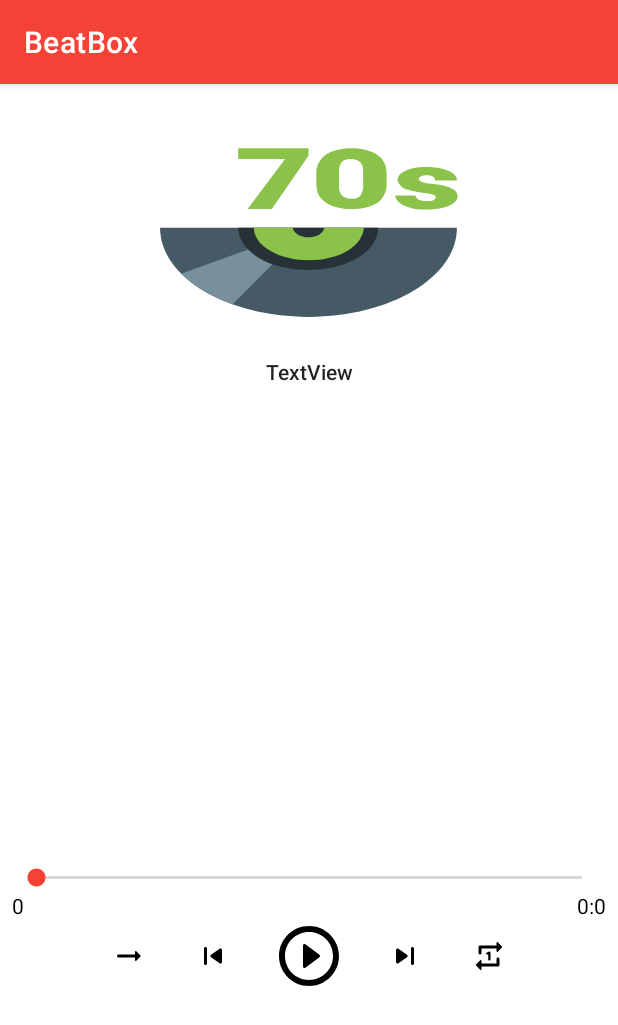
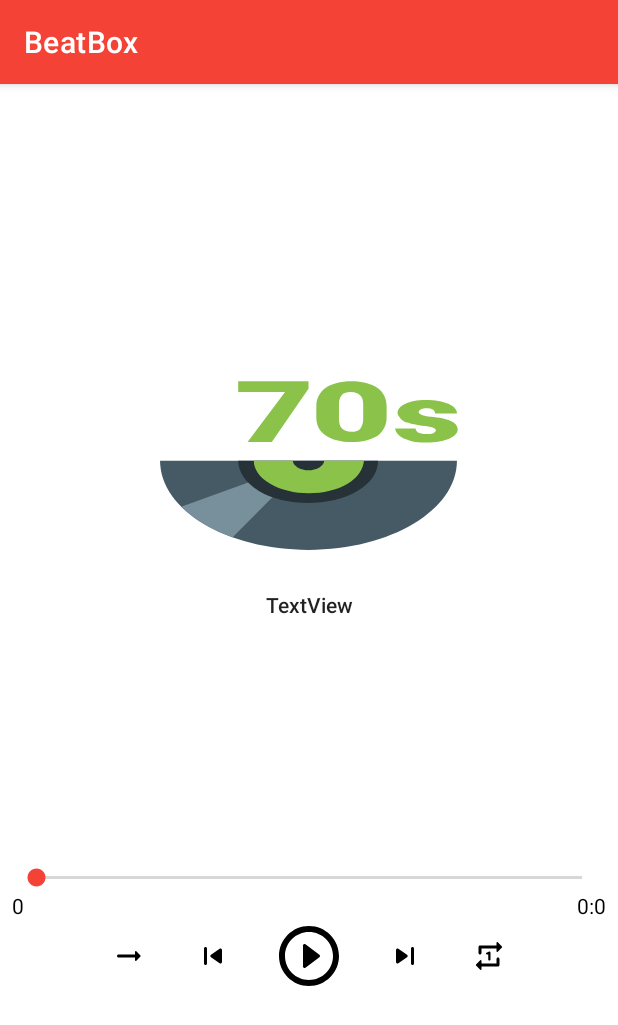
Before and after one commit to SanaNazariNezhad/BeatBox, an Android app: the BeatBoxDetailFragment screen opened directly, with no data from a screen before it, on a phone screen of 412 x 824 dp. Shown: the top 1025 px of the screen. Run offline under Robolectric (Android 15) with nearby library versions, the phone set to English and light mode, and no system bars; 11 statements that could not run were skipped.

Commit message:
change app logo

```diff
--- a/app/src/main/AndroidManifest.xml
+++ b/app/src/main/AndroidManifest.xml
@@ -5,9 +5,9 @@
 
     <application
         android:allowBackup="true"
-        android:icon="@mipmap/ic_launcher"
+        android:icon="@mipmap/ic_launcher_logo"
         android:label="@string/app_name"
-        android:roundIcon="@mipmap/ic_launcher_round"
+        android:roundIcon="@mipmap/ic_launcher_logo_round"
         android:supportsRtl="true"
         android:theme="@style/AppTheme">
         <activity android:name=".controller.activity.BeatBoxDetailActivity"></activity>
--- a/app/src/main/res/layout/fragment_beat_box_detail.xml
+++ b/app/src/main/res/layout/fragment_beat_box_detail.xml
@@ -11,7 +11,7 @@
         android:layout_width="match_parent"
         android:layout_height="0dp"
         android:layout_weight="2"
-        android:gravity="top"
+        android:gravity="center"
         android:orientation="vertical">
 
         <androidx.cardview.widget.CardView
@@ -37,6 +37,8 @@
             android:layout_height="wrap_content"
             android:gravity="center"
             android:layout_marginTop="8dp"
+            android:layout_marginStart="16dp"
+            android:layout_marginEnd="16dp"
             style="@style/TextAppearance.AppCompat.Body2"
             android:text="TextView" />
     </LinearLayout>
```
